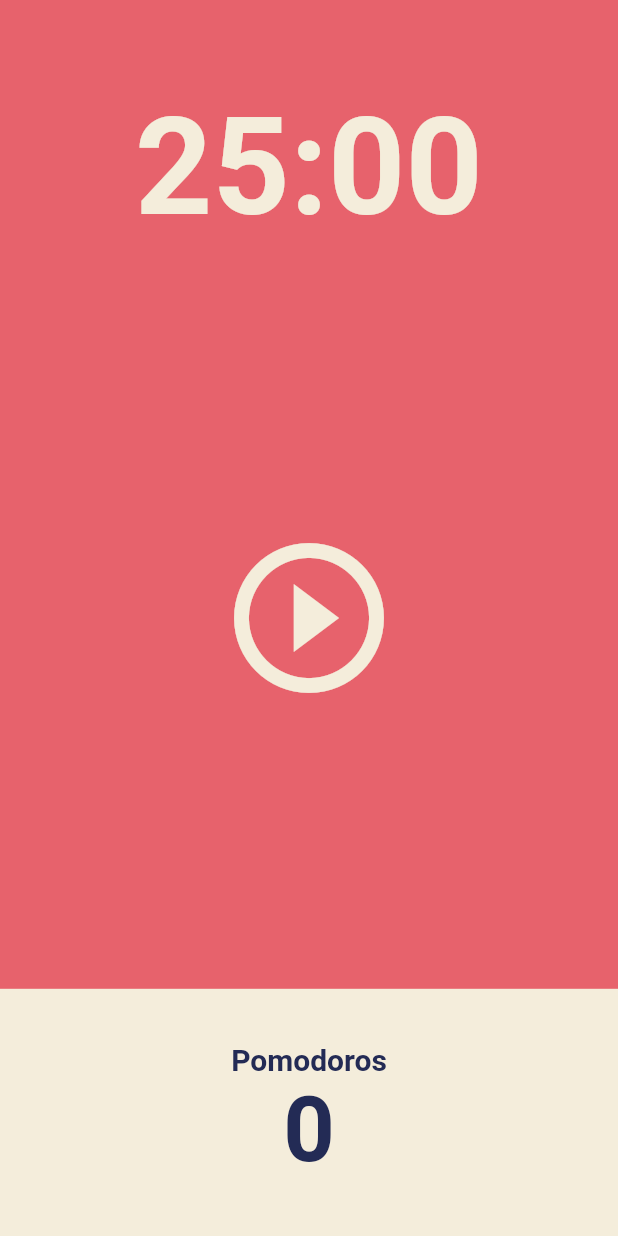
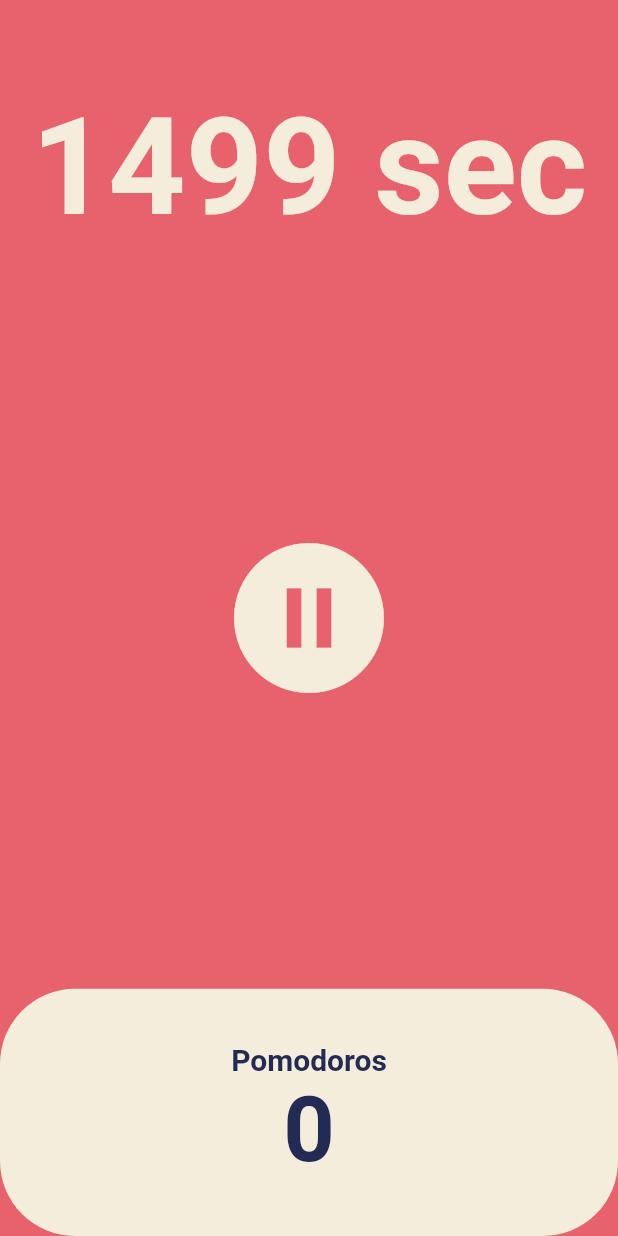
Before and after one commit to StudioZERONE/study_flutter_02_pomodoro, a Flutter app: the screen it shows after launch, after a tap on the "play circle outline" icon, on a phone screen of 412 x 824 dp. Run offline on Flutter 3.47's test engine with Material 2 defaults, Android fonts, the light colour scheme and no system bars.

Commit message:
Pomodoro 시간 흐르도록

```diff
--- a/lib/screens/home_screen.dart
+++ b/lib/screens/home_screen.dart
@@ -1,3 +1,5 @@
+import 'dart:async';
+
 import 'package:flutter/material.dart';
 
 class HomeScreen extends StatefulWidget {
@@ -8,6 +10,39 @@ class HomeScreen extends StatefulWidget {
 }
 
 class _HomeScreenState extends State<HomeScreen> {
+  int totalSeconds = 1500;
+  bool isRunning = false;
+  late Timer timer;
+
+  void onTick(Timer timer) {
+    setState(
+      () {
+        totalSeconds = totalSeconds - 1;
+      },
+    );
+  }
+
+  void onStartPressed() {
+    timer = Timer.periodic(
+      const Duration(seconds: 1),
+      onTick,
+    );
+    setState(
+      () {
+        isRunning = true;
+      },
+    );
+  }
+
+  void onPausePressed() {
+    timer.cancel();
+    setState(
+      () {
+        isRunning = false;
+      },
+    );
+  }
+
   @override
   Widget build(BuildContext context) {
     return Scaffold(
@@ -19,7 +54,7 @@ class _HomeScreenState extends State<HomeScreen> {
             child: Container(
               alignment: Alignment.bottomCenter,
               child: Text(
-                '25:00',
+                '$totalSeconds sec',
                 style: TextStyle(
                   color: Theme.of(context).cardColor,
                   fontSize: 90,
@@ -34,8 +69,10 @@ class _HomeScreenState extends State<HomeScreen> {
               child: IconButton(
                 iconSize: 120,
                 color: Theme.of(context).cardColor,
-                onPressed: () {},
-                icon: const Icon(Icons.play_circle_outline),
+                onPressed: isRunning ? onPausePressed : onStartPressed,
+                icon: Icon(isRunning
+                    ? Icons.pause_circle_filled_outlined
+                    : Icons.play_circle_outline),
               ),
             ),
           ),
@@ -45,8 +82,10 @@ class _HomeScreenState extends State<HomeScreen> {
               children: [
                 Expanded(
                   child: Container(
-                    decoration:
-                        BoxDecoration(color: Theme.of(context).cardColor),
+                    decoration: BoxDecoration(
+                      color: Theme.of(context).cardColor,
+                      borderRadius: BorderRadius.circular(50),
+                    ),
                     child: Column(
                       mainAxisAlignment: MainAxisAlignment.center,
                       children: [
```
Also changed, not shown: 1 other file.
